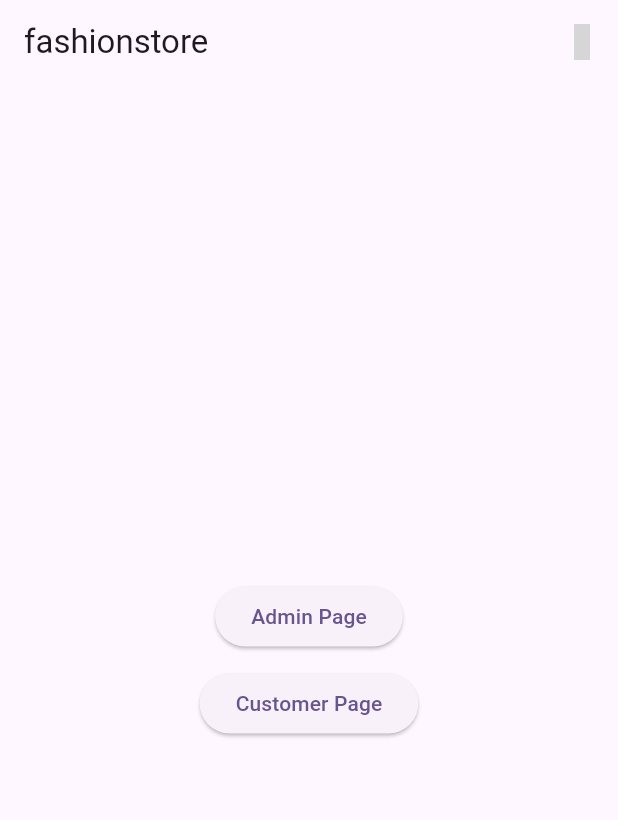
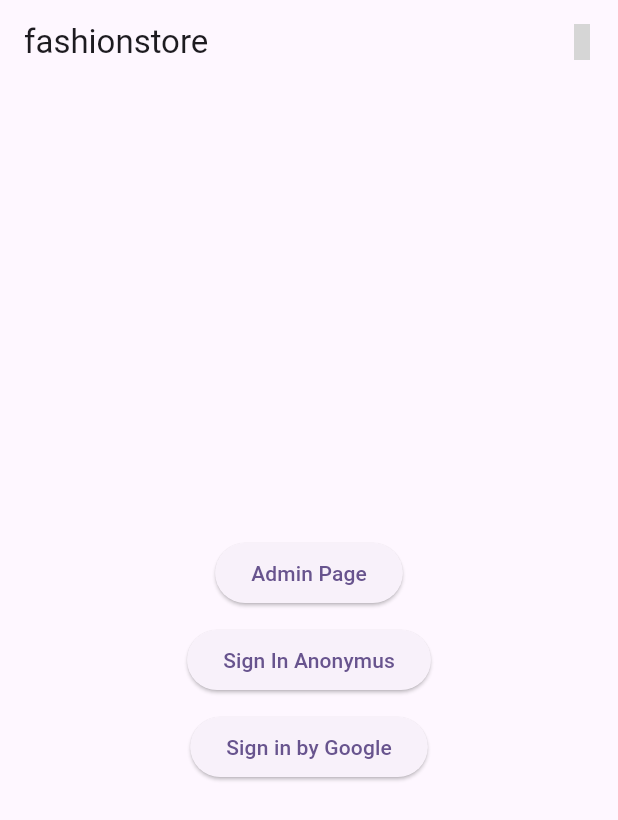
Before and after one commit to Siputsss/siska-fb, a Flutter app: the screen it shows after launch, on a phone screen of 412 x 824 dp. Shown: the top 820 px of the screen. Run offline on Flutter 3.47's test engine with Material 3 defaults, Android fonts, the phone set to English and light mode, and no system bars; our stand-ins replace cloud_firestore, firebase_auth, firebase_core, firebase_storage, image_picker, simple_icons; missing offline and left inert: dart:html; accounts and stored records are empty; grey boxes are pictures that could not be loaded.

Commit message:
feat: auth, google still error

```diff
--- a/lib/ui_screens/home.dart
+++ b/lib/ui_screens/home.dart
@@ -1,3 +1,4 @@
+import 'package:firebase_auth/firebase_auth.dart';
 import 'package:flutter/material.dart';
 import 'package:simple_icons/simple_icons.dart';
 import 'dart:html' as html;
@@ -26,6 +27,10 @@ class Home extends StatelessWidget {
         child: Column(
           mainAxisAlignment: MainAxisAlignment.center,
           children: [
+            StreamBuilder(
+              stream: FirebaseAuth.instance.authStateChanges(),
+              builder: (context, snapshot) => Column(
+                children: [
                   ElevatedButton(
                     onPressed: () {
                       Navigator.push(
@@ -37,13 +42,37 @@ class Home extends StatelessWidget {
                   ),
                   const SizedBox(height: 10),
                   ElevatedButton(
-              onPressed: () {
+                    onPressed: () async {
+                      await FirebaseAuth.instance.signInAnonymously();
+                      // ignore: use_build_context_synchronously
                       Navigator.push(
                         context,
-                  MaterialPageRoute(builder: (context) => const CustPage()),
+                        MaterialPageRoute(
+                          builder: (context) => const CustPage(),
+                        ),
                       );
                     },
-              child: const Text("Customer Page"),
+                    child: const Text(
+                      "Sign In Anonymus",
+                    ),
+                  ),
+                  const SizedBox(height: 10),
+                  ElevatedButton(
+                    onPressed: () async {
+                      final google = GoogleAuthProvider().setCustomParameters({'prompt': 'select_account'});
+                      await FirebaseAuth.instance.signInWithPopup(google);
+                      // ignore: use_build_context_synchronously
+                      Navigator.push(
+                        context,
+                        MaterialPageRoute(
+                          builder: (context) => const CustPage(),
+                        ),
+                      );
+                    },
+                    child: const Text("Sign in by Google"),
+                  ),
+                ],
+              ),
             ),
           ],
         ),
```
Also changed, not shown: lib/ui_screens/customer/widgets/customer_page.dart (+28 -0 lines). Lines whose indentation alone changed are shown as unchanged.
